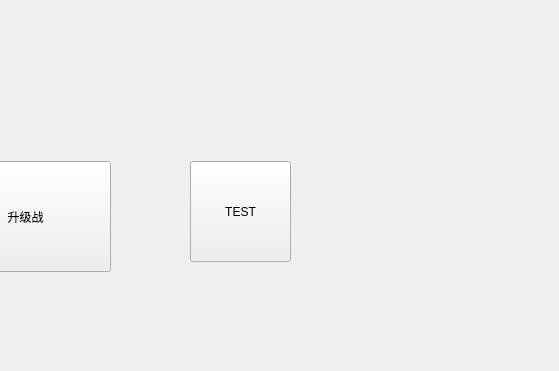
Before: the Qt Designer form Client/Client.ui in tarffy/pokemon, drawn with Qt 5; both pictures show x 401 to 960 and y 0 to 371 of the 960 by 600 pixel window.
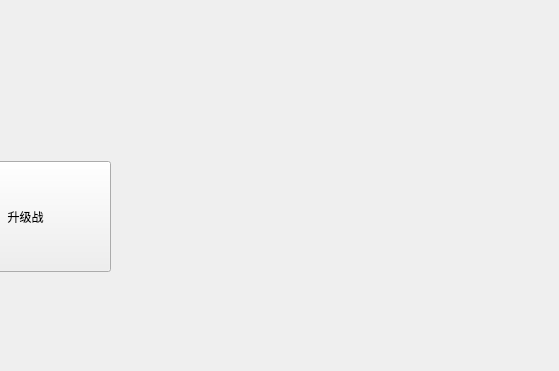
After: the same form once the commit is applied. The open tabs and pages were chosen to show the change.

What changed in the file:
```diff
--- a/Client/Client.ui
+++ b/Client/Client.ui
@@ -316,19 +316,6 @@
        </widget>
       </widget>
       <widget class="QWidget" name="page_battle">
-       <widget class="QToolButton" name="Button_battle1">
-        <property name="geometry">
-         <rect>
-          <x>580</x>
-          <y>150</y>
-          <width>101</width>
-          <height>101</height>
-         </rect>
-        </property>
-        <property name="text">
-         <string>TEST</string>
-        </property>
-       </widget>
        <widget class="QPushButton" name="Button_return_menu1">
         <property name="geometry">
          <rect>
```
